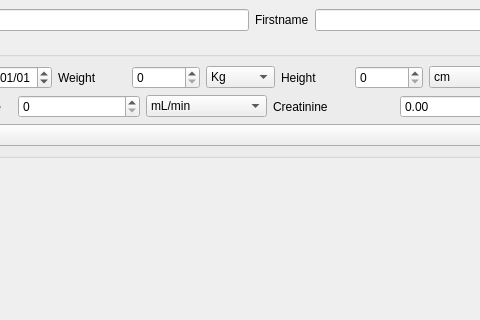
The window that freediams/plugins/mainwindowplugin/mainwindow.ui (FreeHealth/freehealth) describes before a commit, drawn with Qt 5; both pictures show x 130 to 610 and y 0 to 320 of the 800 by 600 pixel window.
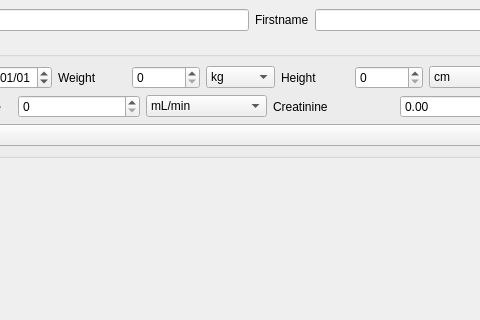
The same window after the commit. Custom widgets are drawn as their Qt base class.

```diff
--- a/freediams/plugins/mainwindowplugin/mainwindow.ui
+++ b/freediams/plugins/mainwindowplugin/mainwindow.ui
@@ -153,7 +153,7 @@
           <widget class="QComboBox" name="weightUnit">
            <item>
             <property name="text">
-             <string>Kg</string>
+             <string notr="true">kg</string>
             </property>
            </item>
            <item>
```
Left out of the diff: 2 changed lines with no effect on the pictures.
